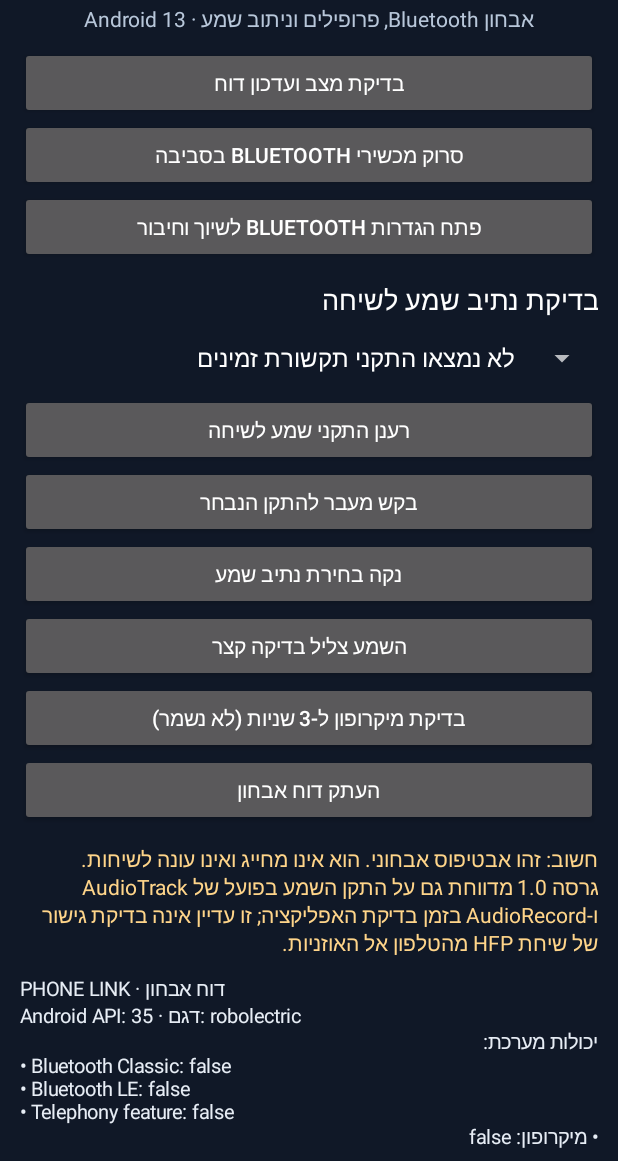
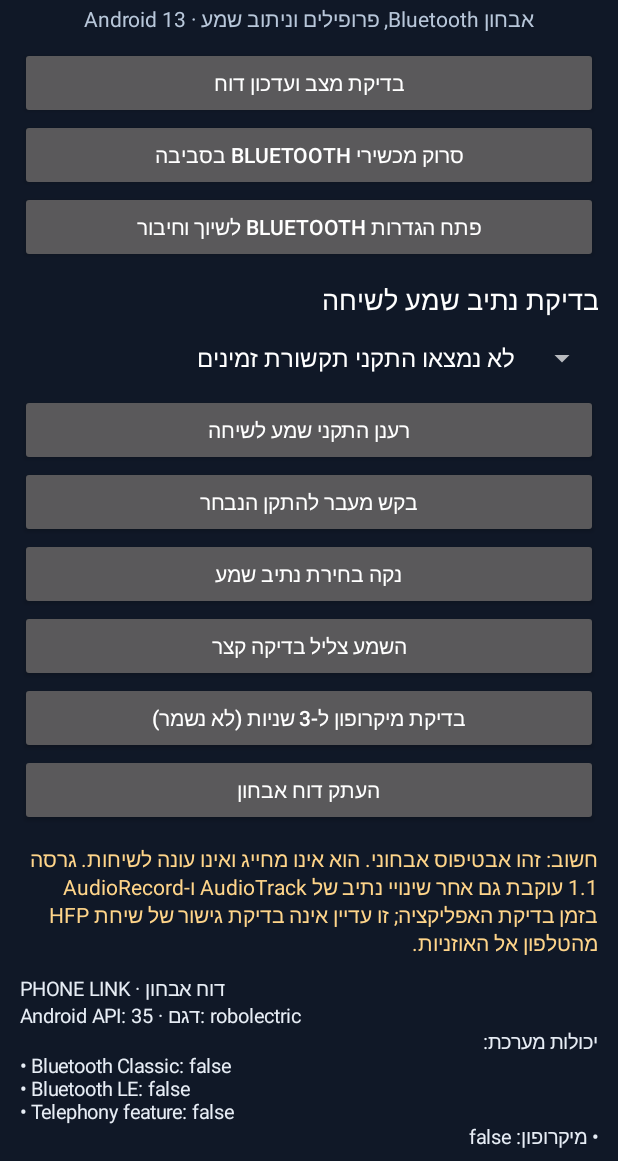
Before and after one commit to e0556788942-ctrl/BtPhoneBridge, an Android app: the screen it shows after launch (MainActivity), after a tap on "רענן התקני שמע לשיחה", on a phone screen of 412 x 824 dp, the part 75-1236 px from its top. Run offline under Robolectric (Android 15) with nearby library versions, the phone set to English and light mode, and no system bars.

Commit message:
Clarify HFP AG events and update diagnostic note (v1.1)

```diff
--- a/app/src/main/java/com/phonelink/m393/MainActivity.java
+++ b/app/src/main/java/com/phonelink/m393/MainActivity.java
@@ -161,7 +161,7 @@ public class MainActivity extends Activity {
         addButton(root, "העתק דוח אבחון", v -> copyReport());
 
         TextView note = new TextView(this);
-        note.setText("חשוב: זהו אבטיפוס אבחוני. הוא אינו מחייג ואינו עונה לשיחות. גרסה 1.0 מדווחת גם על התקן השמע בפועל של AudioTrack ו-AudioRecord בזמן בדיקת האפליקציה; זו עדיין אינה בדיקת גישור של שיחת HFP מהטלפון אל האוזניות.");
+        note.setText("חשוב: זהו אבטיפוס אבחוני. הוא אינו מחייג ואינו עונה לשיחות. גרסה 1.1 עוקבת גם אחר שינויי נתיב של AudioTrack ו-AudioRecord בזמן בדיקת האפליקציה; זו עדיין אינה בדיקת גישור של שיחת HFP מהטלפון אל האוזניות.");
         note.setTextColor(0xFFFFD58A);
         note.setTextSize(14);
         note.setPadding(0, 18, 0, 18);
```
